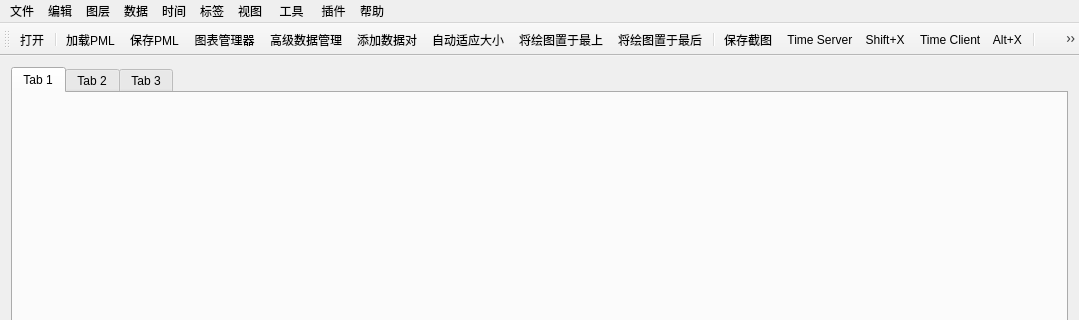
First picture: the form in PlotXYDemo.ui, repository whatudone/plotxy, before the edit; both pictures show x 0 to 1079 and y 0 to 320 of the 1079 by 584 pixel window.
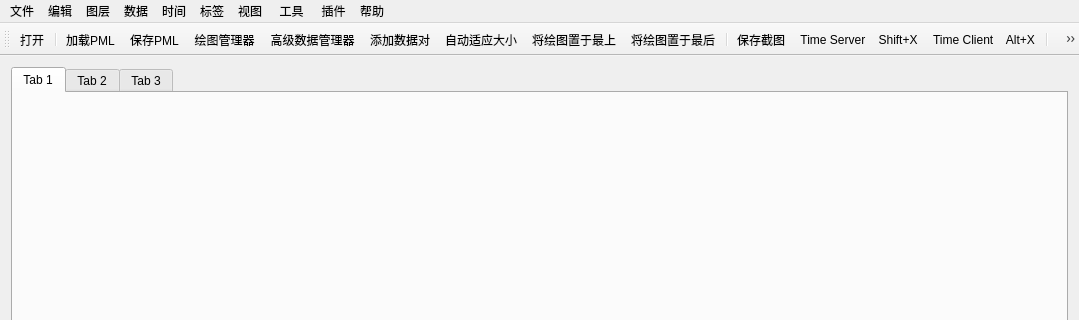
Second picture: the form after the edit. Icons and pictures are not drawn.

Diff of the .ui file:
```diff
--- a/PlotXYDemo.ui
+++ b/PlotXYDemo.ui
@@ -526,7 +526,7 @@
      <normaloff>:/toolbar/plotmanager.png</normaloff>:/toolbar/plotmanager.png</iconset>
    </property>
    <property name="text">
-    <string>图表管理器</string>
+    <string>绘图管理器</string>
    </property>
    <property name="toolTip">
     <string>图表管理器</string>
@@ -587,7 +587,7 @@
      <normaloff>:/toolbar/AdvancedDataManager.png</normaloff>:/toolbar/AdvancedDataManager.png</iconset>
    </property>
    <property name="text">
-    <string>高级数据管理</string>
+    <string>高级数据管理器</string>
    </property>
   </action>
   <action name="actionAdd_Plot_Pair_Ctrl_A">
```
Left out of the diff: 6 changed lines with no effect on the pictures.
